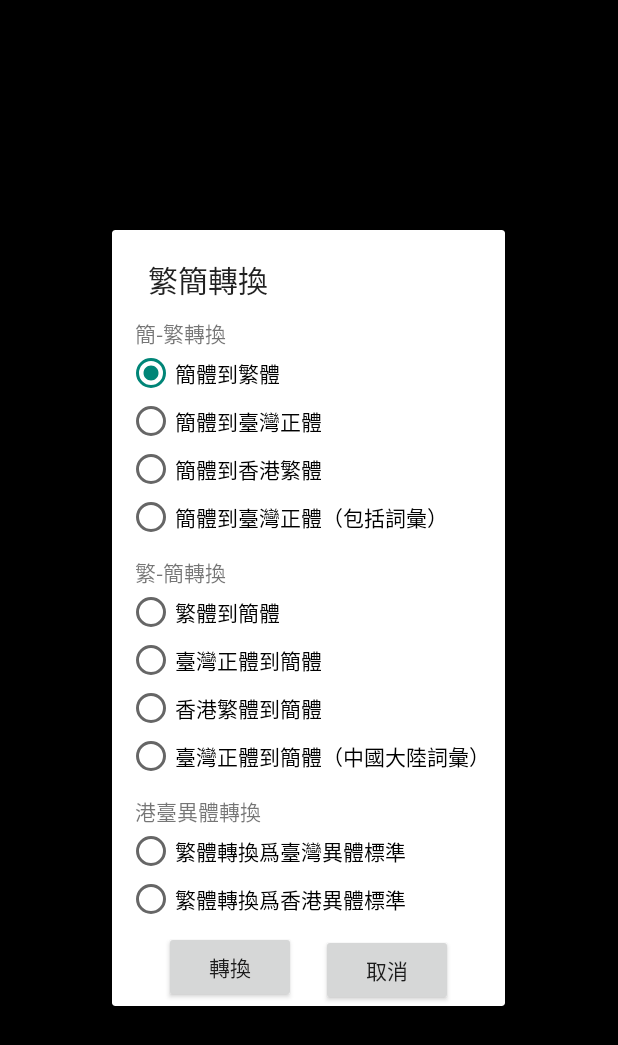
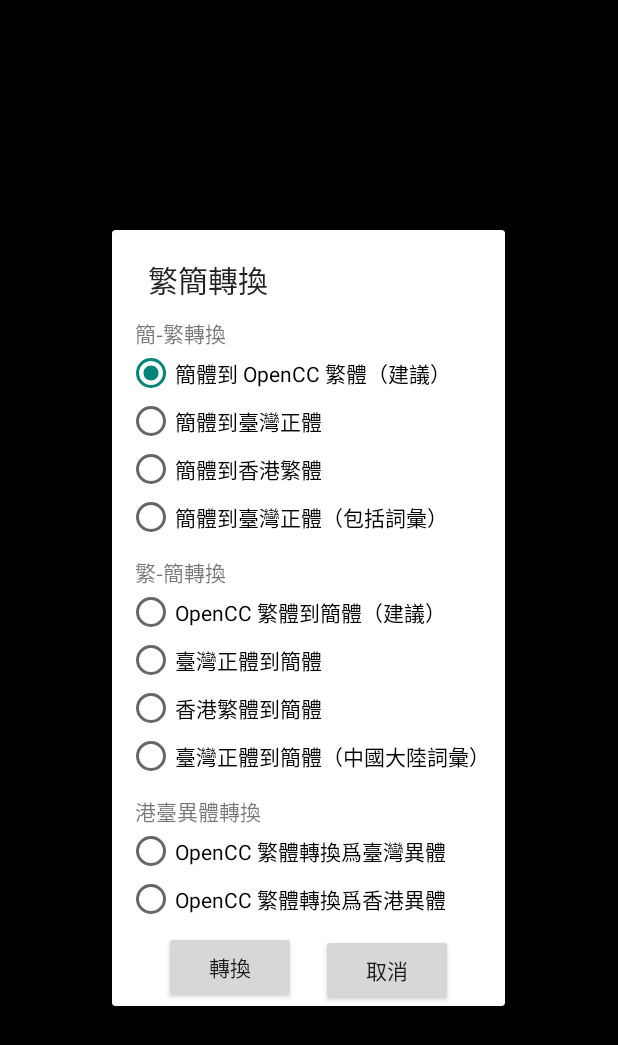
Before and after one commit to fei0316/OpenCC-android-app, an Android app: the ConvertActivity screen opened directly, with no data from a screen before it, on a phone screen of 412 x 824 dp. Shown: the top 1045 px of the screen. Run offline under Robolectric (Android 15) with nearby library versions, the light colour scheme and no system bars.

Commit message:
Bugfix and small changes inpreparation for 1.0.0 release

```diff
--- a/app/build.gradle
+++ b/app/build.gradle
@@ -10,8 +10,8 @@ android {
         applicationId "com.iatfei.tsconverter"
         minSdkVersion 23
         targetSdkVersion 29
-        versionCode 2
-        versionName "0.9.1"
+        versionCode 3
+        versionName "1.0.0"
         testInstrumentationRunner "androidx.test.runner.AndroidJUnitRunner"
     }
     buildTypes {
--- a/app/src/main/res/layout/activity_convert.xml
+++ b/app/src/main/res/layout/activity_convert.xml
@@ -47,6 +47,7 @@
             android:text="@string/menu_popup_type_S2T" />
 
         <RadioButton
+            android:id="@+id/popupRadioType1"
             android:layout_width="match_parent"
             android:layout_height="wrap_content"
             android:checked="true"
--- a/app/src/main/res/values/strings.xml
+++ b/app/src/main/res/values/strings.xml
@@ -39,16 +39,16 @@
     <string name="main_varchar">異體標準</string>
     <string name="main_wordUse">用詞（同時轉換異體）</string>
     <string name="menu_popup_title">請選擇轉換類型：</string>
-    <string name="menu_popup_type_1">簡體到繁體</string>
+    <string name="menu_popup_type_1">簡體到 OpenCC 繁體（建議）</string>
     <string name="menu_popup_type_2">簡體到臺灣正體</string>
     <string name="menu_popup_type_3">簡體到香港繁體</string>
     <string name="menu_popup_type_4">簡體到臺灣正體（包括詞彙）</string>
-    <string name="menu_popup_type_5">繁體到簡體</string>
+    <string name="menu_popup_type_5">OpenCC 繁體到簡體（建議）</string>
     <string name="menu_popup_type_6">臺灣正體到簡體</string>
     <string name="menu_popup_type_7">香港繁體到簡體</string>
     <string name="menu_popup_type_8">臺灣正體到簡體（中國大陸詞彙）</string>
-    <string name="menu_popup_type_9">繁體轉換爲臺灣異體標準</string>
-    <string name="menu_popup_type_10">繁體轉換爲香港異體標準</string>
+    <string name="menu_popup_type_9">OpenCC 繁體轉換爲臺灣異體</string>
+    <string name="menu_popup_type_10">OpenCC 繁體轉換爲香港異體</string>
     <string name="menu_popup_type_S2T">簡-繁轉換</string>
     <string name="menu_popup_type_T2S">繁-簡轉換</string>
     <string name="menu_popup_type_T2T">港臺異體轉換</string>
```
Also changed, not shown: app/src/main/java/com/iatfei/tsconverter/ConvertActivity.java (+10 -1 lines), 3 other files.
